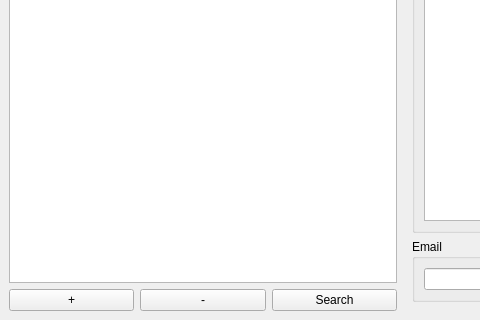
Before: the Qt Designer form xmllab/mainwindow.ui in aetlen/plusiki, drawn with Qt 5; both pictures show x 0 to 480 and y 280 to 600 of the 800 by 600 pixel window.
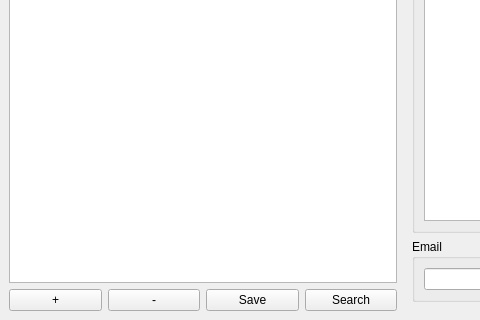
After: the same form once the commit is applied.

What changed in the file:
```diff
--- a/xmllab/mainwindow.ui
+++ b/xmllab/mainwindow.ui
@@ -36,6 +36,13 @@
           </property>
          </widget>
         </item>
+        <item>
+         <widget class="QPushButton" name="saveButton">
+          <property name="text">
+           <string>Save</string>
+          </property>
+         </widget>
+        </item>
         <item>
          <widget class="QPushButton" name="searchButton">
           <property name="text">
```
